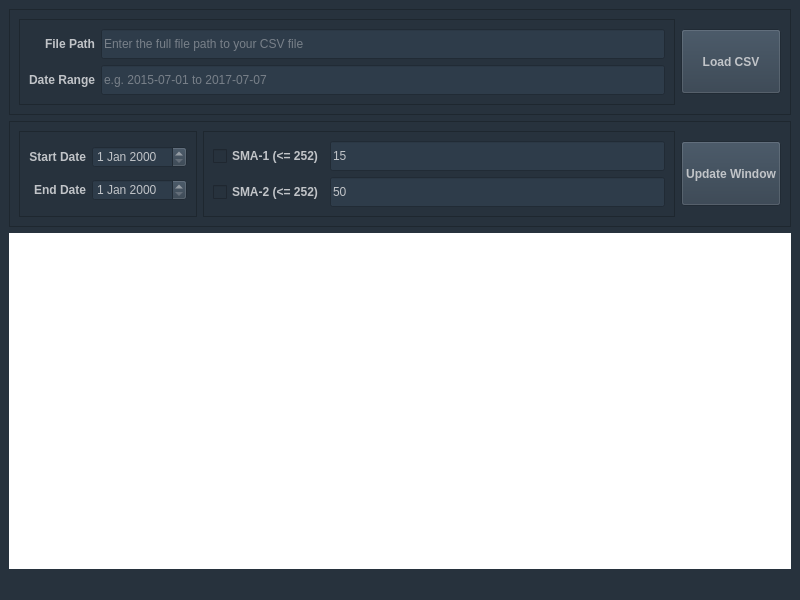
This is gui.ui in shankaikai/qf205-stock-moving as Qt 5 draws it before an edit. The edited form follows.
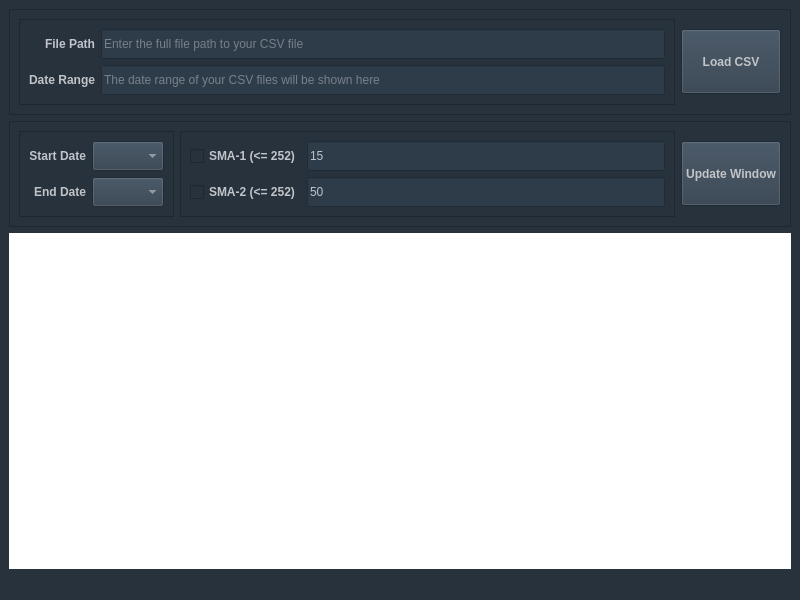
This is the edited form. Custom widgets are drawn as their Qt base class.

Commit message: Changed date input to combo boxes and added some TODOs

What changed in the file:
```diff
--- a/gui.ui
+++ b/gui.ui
@@ -106,8 +106,11 @@
 color: rgb(193,196,200);
 </string>
             </property>
+            <property name="readOnly">
+             <bool>true</bool>
+            </property>
             <property name="placeholderText">
-             <string>e.g. 2015-07-01 to 2017-07-07</string>
+             <string>The date range of your CSV files will be shown here</string>
             </property>
            </widget>
           </item>
@@ -172,22 +175,6 @@
           <enum>QFrame::Raised</enum>
          </property>
          <layout class="QGridLayout" name="gridLayout_3">
-          <item row="0" column="1">
-           <widget class="QDateEdit" name="startDateInput">
-            <property name="styleSheet">
-             <string notr="true">background-color: rgb(46, 60, 74);
-color: rgb(193,196,200);</string>
-            </property>
-           </widget>
-          </item>
-          <item row="1" column="1">
-           <widget class="QDateEdit" name="endDateInput">
-            <property name="styleSheet">
-             <string notr="true">background-color: rgb(46, 60, 74);
-color: rgb(193,196,200);</string>
-            </property>
-           </widget>
-          </item>
           <item row="0" column="0">
            <widget class="QLabel" name="startDateLabel">
             <property name="focusPolicy">
@@ -230,6 +217,36 @@
             </property>
            </widget>
           </item>
+          <item row="0" column="1">
+           <widget class="QComboBox" name="startDateCombo">
+            <property name="minimumSize">
+             <size>
+              <width>70</width>
+              <height>30</height>
+             </size>
+            </property>
+            <property name="styleSheet">
+             <string notr="true">background-color: rgb(46, 60, 74);
+color: rgb(193,196,200);
+</string>
+            </property>
+           </widget>
+          </item>
+          <item row="1" column="1">
+           <widget class="QComboBox" name="endDateCombo">
+            <property name="minimumSize">
+             <size>
+              <width>70</width>
+              <height>30</height>
+             </size>
+            </property>
+            <property name="styleSheet">
+             <string notr="true">background-color: rgb(46, 60, 74);
+color: rgb(193,196,200);
+</string>
+            </property>
+           </widget>
+          </item>
          </layout>
         </widget>
        </item>
```
Left out of the diff: 3 changed lines with no effect on the pictures. The commit also changes 1 other file.
